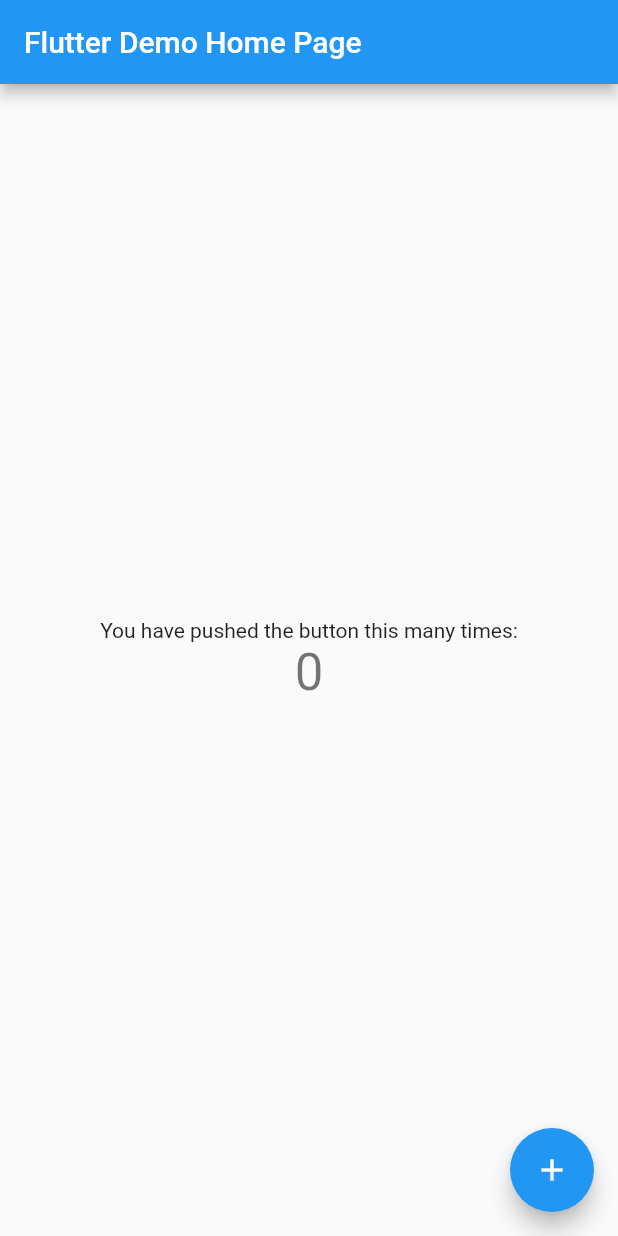
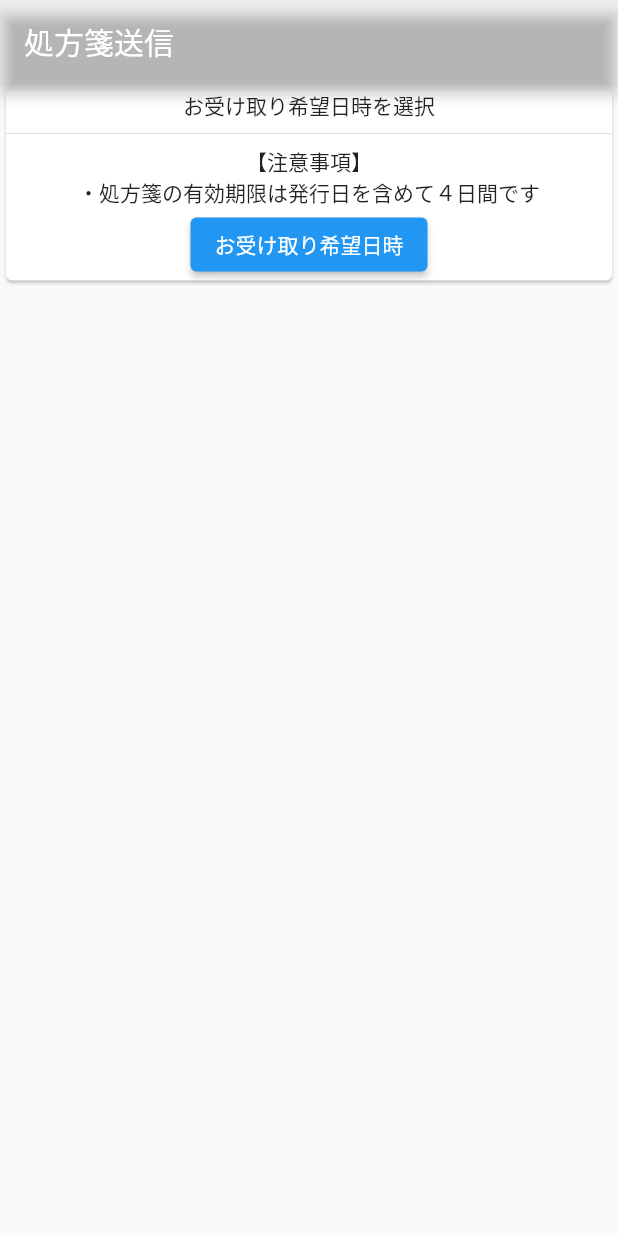
Before and after one commit to AtsushiMatsuo/image_picker2, a Flutter app: the screen it shows after launch, on a phone screen of 412 x 824 dp. Run offline on Flutter 3.47's test engine with Material 2 defaults, Android fonts, the phone set to English and light mode, and no system bars; our stand-ins replace firebase_core, flutter_riverpod; accounts and stored records are empty; generated files the repository leaves out were written again.

Commit message:
riverpot設定

```diff
--- a/lib/main.dart
+++ b/lib/main.dart
@@ -1,7 +1,18 @@
+import 'package:firebase_core/firebase_core.dart';
 import 'package:flutter/material.dart';
+import 'package:flutter_riverpod/flutter_riverpod.dart';
 
-void main() {
-  runApp(const MyApp());
+import 'firebase_options.dart';
+
+void main() async {
+
+  WidgetsFlutterBinding.ensureInitialized();
+  WidgetsFlutterBinding.ensureInitialized();
+  await Firebase.initializeApp(
+
+    options: DefaultFirebaseOptions.currentPlatform,
+  );
+  runApp((const ProviderScope(child: MyApp())));
 }
 
 class MyApp extends StatelessWidget {
@@ -12,57 +23,55 @@
     return MaterialApp(
       title: 'Flutter Demo',
       theme: ThemeData(
-
         primarySwatch: Colors.blue,
       ),
-      home: const MyHomePage(title: 'Flutter Demo Home Page'),
+      home: const MyHomePage(),
     );
   }
 }
 
-class MyHomePage extends StatefulWidget {
-  const MyHomePage({super.key, required this.title});
-
-  final String title;
+class MyHomePage extends ConsumerWidget {
+  const MyHomePage({Key? key}) : super(key: key);
 
   @override
-  State<MyHomePage> createState() => _MyHomePageState();
-}
-
-class _MyHomePageState extends State<MyHomePage> {
-  int _counter = 0;
-
-  void _incrementCounter() {
-    setState(() {
-      _counter++;
-    });
-  }
-
-  @override
-  Widget build(BuildContext context) {
+  Widget build(BuildContext context, WidgetRef ref) {
     return Scaffold(
       appBar: AppBar(
-        title: Text(widget.title),
+        backgroundColor: Colors.transparent,
+        title: Text('処方箋送信'),
       ),
-      body: Center(
-        child: Column(
-          mainAxisAlignment: MainAxisAlignment.center,
-          children: <Widget>[
-            const Text(
-              'You have pushed the button this many times:',
+      body: Column(
+        children: [
+          Card(
+            child: Column(children: [
+              Text("お受け取り希望日時を選択"),
+              Divider(),
+              Text("【注意事項】"),
+              Text("・処方箋の有効期限は発行日を含めて４日間です"),
+              ElevatedButton(
+                  onPressed: (){
+                    showDialog<void>(
+                      context: context,
+                      builder: (_) {
+                        return ClearButtonDialog();
+                      },
+                    );
+                  },
+                  child: Text("お受け取り希望日時"))
+            ],),
             ),
-            Text(
-              '$_counter',
-              style: Theme.of(context).textTheme.headlineMedium,
-            ),
-          ],
-        ),
+        ],
       ),
-      floatingActionButton: FloatingActionButton(
-        onPressed: _incrementCounter,
-        tooltip: 'Increment',
-        child: const Icon(Icons.add),
-      ), // This trailing comma makes auto-formatting nicer for build methods.
     );
   }
 }
+
+class ClearButtonDialog extends ConsumerWidget {
+
+  const ClearButtonDialog({Key? key}) : super(key: key);
+
+  @override
+  Widget build(BuildContext context, WidgetRef ref) {
+    return Container();
+  }
+}
--- a/pubspec.yaml
+++ b/pubspec.yaml
@@ -35,6 +35,10 @@
   # The following adds the Cupertino Icons font to your application.
   # Use with the CupertinoIcons class for iOS style icons.
   cupertino_icons: ^1.0.2
+  firebase_core: ^2.7.0
+  cloud_firestore: ^4.4.3
+  flutter_riverpod: ^2.2.0
+  path_provider: ^2.0.12
 
 dev_dependencies:
   flutter_test:
```
Also changed, not shown: lib/utills/app.dart (added, +13 -0 lines), lib/clear_button_controller.dart (added), pubspec.lock, 7 other files.
